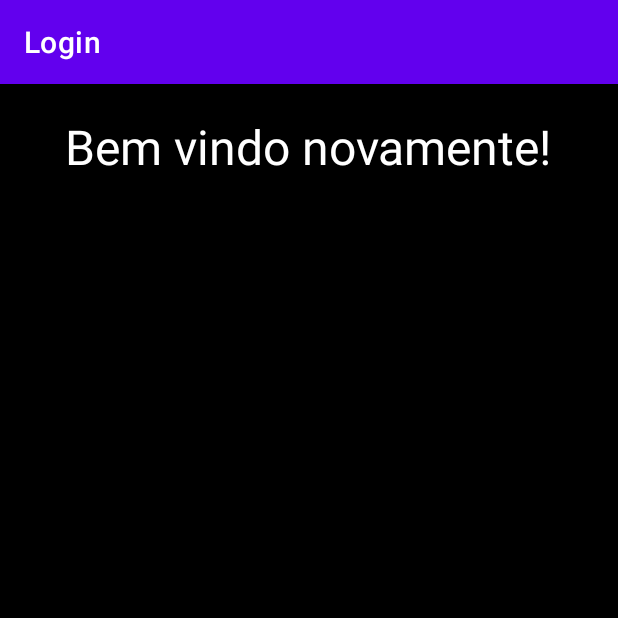
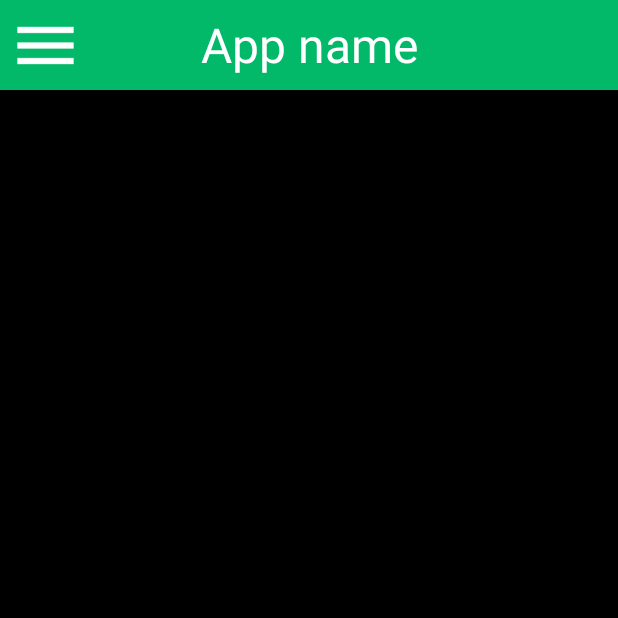
Before and after one commit to Vinicius-Mance/ESG, an Android app: the Home screen opened directly, with no data from a screen before it, on a phone screen of 412 x 824 dp, the top half of it. Run offline under Robolectric (Android 15) with nearby library versions, the phone set to English and light mode, and no system bars.

Commit message:
cabeçalho adicionado

```diff
--- a/app/src/main/res/layout/activity_home.xml
+++ b/app/src/main/res/layout/activity_home.xml
@@ -1,5 +1,5 @@
 <?xml version="1.0" encoding="utf-8"?>
-<RelativeLayout xmlns:android="http://schemas.android.com/apk/res/android"
+<FrameLayout xmlns:android="http://schemas.android.com/apk/res/android"
     xmlns:app="http://schemas.android.com/apk/res-auto"
     xmlns:tools="http://schemas.android.com/tools"
     android:layout_width="match_parent"
@@ -7,25 +7,34 @@
     tools:context=".MainActivity"
     android:background="#000"
     >
-
+<!-- começo header -->
     <LinearLayout
         android:layout_width="match_parent"
         android:layout_height="match_parent"
         android:orientation="vertical">
 
         <TextView
-            android:layout_width="wrap_content"
-            android:layout_height="wrap_content"
+            android:id="@+id/homeLogo"
+            android:layout_width="match_parent"
+            android:layout_height="60dp"
             android:layout_gravity="center"
-            android:layout_marginTop="20dp"
+            android:textAlignment="center"
+            android:gravity="center"
             android:layout_marginBottom="50dp"
-            android:text="Bem vindo novamente!"
+            android:text="App name"
             android:textColor="#fff"
             android:textSize="32dp"
+            android:background="#01b969"
             />
 
     </LinearLayout>
 
-
-
-</RelativeLayout>
+    <View
+        android:id="@+id/iconMenu"
+        android:layout_width="50dp"
+        android:layout_height="50dp"
+        android:background="@drawable/ic_action_menu"
+        android:layout_margin="5dp"
+        />
+<!-- fim header -->
+</FrameLayout>
--- a/app/src/main/res/values-night/themes.xml
+++ b/app/src/main/res/values-night/themes.xml
@@ -1,6 +1,6 @@
 <resources xmlns:tools="http://schemas.android.com/tools">
     <!-- Base application theme. -->
-    <style name="Theme.Login" parent="Theme.MaterialComponents.DayNight.DarkActionBar">
+    <style name="Theme.Login" parent="Theme.MaterialComponents.DayNight.NoActionBar">
         <!-- Primary brand color. -->
         <item name="colorPrimary">@color/purple_200</item>
         <item name="colorPrimaryVariant">@color/purple_700</item>
--- a/app/src/main/res/values/themes.xml
+++ b/app/src/main/res/values/themes.xml
@@ -1,6 +1,6 @@
 <resources xmlns:tools="http://schemas.android.com/tools">
     <!-- Base application theme. -->
-    <style name="Theme.Login" parent="Theme.MaterialComponents.DayNight.DarkActionBar">
+    <style name="Theme.Login" parent="Theme.MaterialComponents.DayNight.NoActionBar">
         <!-- Primary brand color. -->
         <item name="colorPrimary">@color/purple_500</item>
         <item name="colorPrimaryVariant">@color/purple_700</item>
```
Also changed, not shown: app/src/main/res/drawable-v24/ic_action_menu.png (added).
